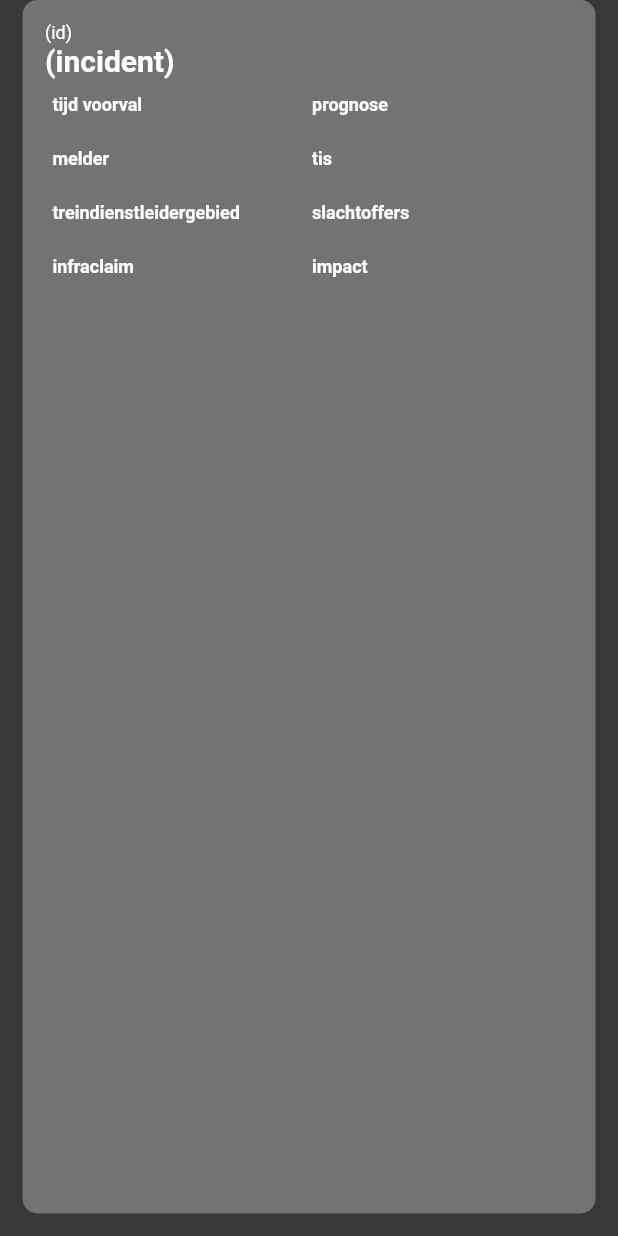
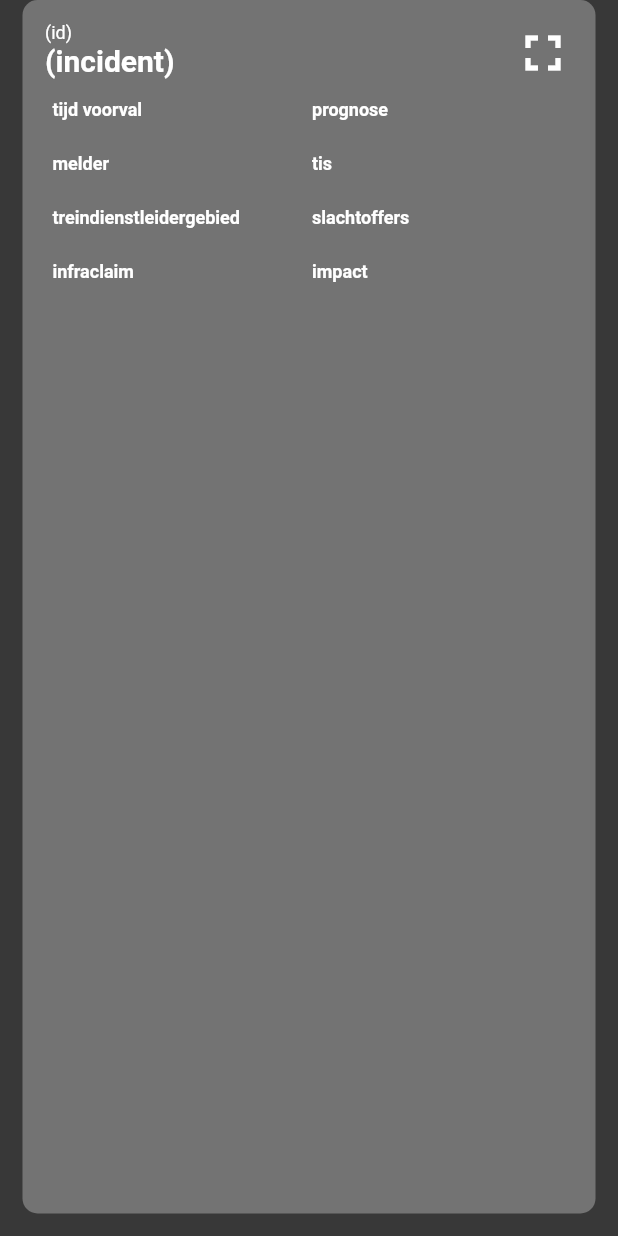
Before and after one commit to huferry/spoorweb_mobile, a Flutter app: the IncidentInfo widget shown alone on an empty page, opened directly, on a phone screen of 412 x 824 dp. Run offline on Flutter 3.47's test engine with Material 2 defaults, Android fonts, the light colour scheme and no system bars; our stand-ins replace cloud_firestore, firebase_core, google_maps_flutter; accounts and stored records are empty.

Commit message:
Added fullscreen icon

```diff
--- a/lib/overzicht.dart
+++ b/lib/overzicht.dart
@@ -170,8 +170,6 @@ class MapDisplayState extends State<MapDisplay> {
     return GoogleMap(
       mapType: MapType.normal,
       initialCameraPosition: _kGooglePlex,
-      myLocationEnabled: true,
-      myLocationButtonEnabled: true,
       markers: markers,
       onMapCreated: (GoogleMapController controller) {
         _controller.complete(controller);
@@ -211,13 +209,34 @@ class IncidentInfoState extends State<IncidentInfo> {
         child: Column(
             crossAxisAlignment: CrossAxisAlignment.start,
             mainAxisAlignment: MainAxisAlignment.start,
-            children: [getIncidentId(), getTitle(), getDetail()]));
+            children: [getTitleBar(), getDetail()]));
   }
+
+  Widget getTitleBar() => Row(
+        mainAxisAlignment: MainAxisAlignment.spaceBetween,
+        crossAxisAlignment: CrossAxisAlignment.start,
+        children: [
+          Expanded(
+            child: Column(
+              crossAxisAlignment: CrossAxisAlignment.start,
+              children: [getIncidentId(), getTitle()],
+            ),
+          ),
+          Icon(
+            Icons.fullscreen_outlined,
+            color: Colors.white,
+            size: 40,
+          )
+        ],
+      );
 
   Widget getTitle() => Text(
         incident['title'] ?? '(incident)',
         style: TextStyle(
-            color: Colors.white, fontSize: 20, fontWeight: FontWeight.bold),
+            color: Colors.white,
+            fontSize: 20,
+            fontWeight: FontWeight.bold,
+            overflow: TextOverflow.visible),
       );
 
   Widget getIncidentId() => Text(
```
